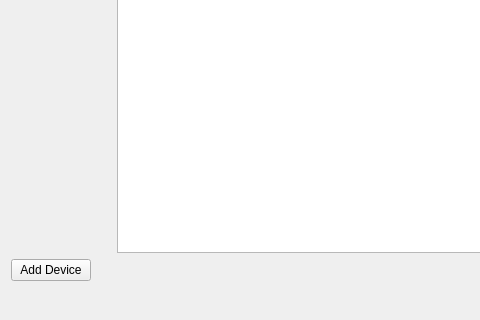
First picture: the form in StageRunner/gui/universeeditorwidget.ui, repository Pit1966/StageRunner, before the edit; both pictures show x 0 to 480 and y 448 to 768 of the 1355 by 768 pixel window.
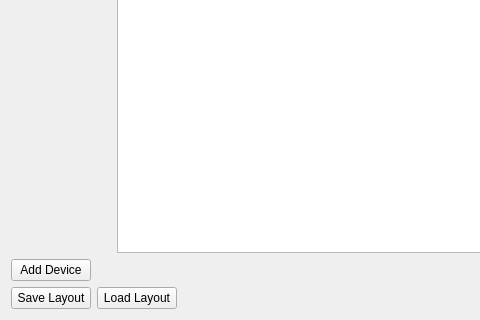
Second picture: the form after the edit. Custom widgets are drawn as their Qt base class.

Commit message: Added load/save function to dmx universe editor

What changed in the file:
```diff
--- a/StageRunner/gui/universeeditorwidget.ui
+++ b/StageRunner/gui/universeeditorwidget.ui
@@ -112,6 +112,20 @@
    </item>
    <item>
     <layout class="QHBoxLayout" name="horizontalLayout_2">
+     <item>
+      <widget class="QPushButton" name="pushButton_saveLayout">
+       <property name="text">
+        <string>Save Layout</string>
+       </property>
+      </widget>
+     </item>
+     <item>
+      <widget class="QPushButton" name="pushButton_loadLayout">
+       <property name="text">
+        <string>Load Layout</string>
+       </property>
+      </widget>
+     </item>
      <item>
       <spacer name="horizontalSpacer_2">
        <property name="orientation">
```
The commit also changes 4 other files.
